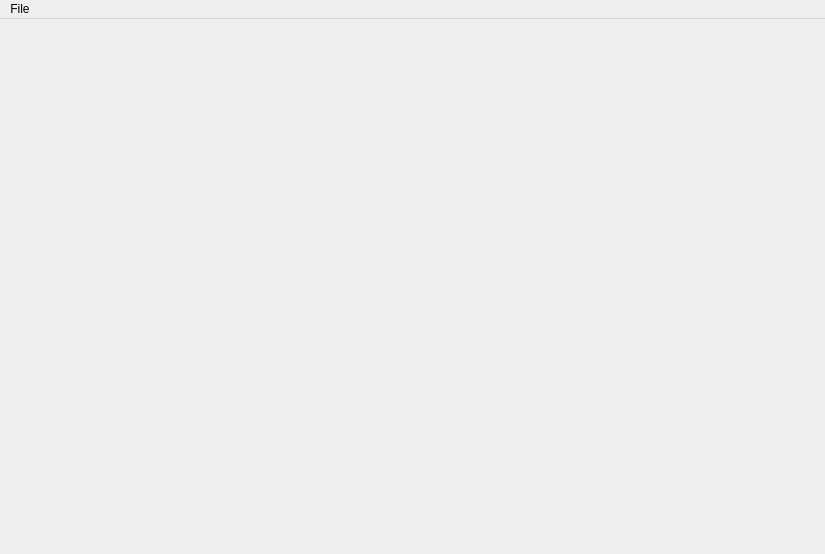
First picture: the form in window.ui, repository KaiHangYang/mocap_player_qt, before the edit.
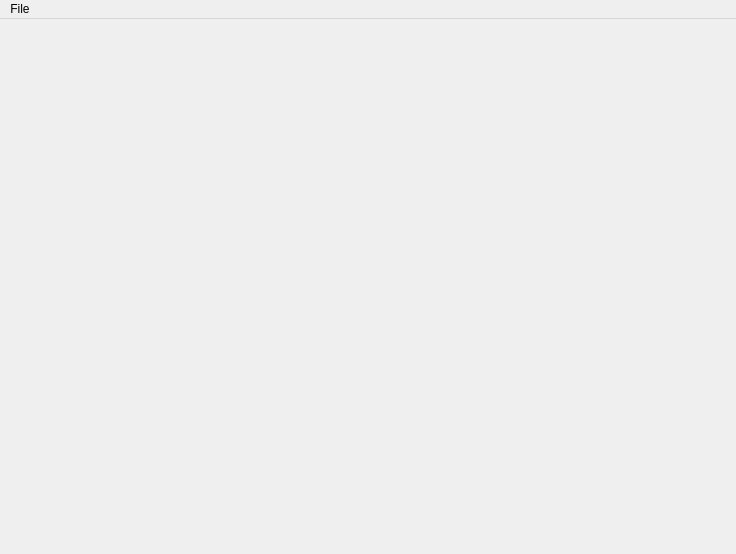
Second picture: the form after the edit.

Commit message: use layer to arrange the widget

Patch:
```diff
--- a/window.ui
+++ b/window.ui
@@ -6,7 +6,7 @@
    <rect>
     <x>0</x>
     <y>0</y>
-    <width>825</width>
+    <width>736</width>
     <height>554</height>
    </rect>
   </property>
@@ -19,7 +19,7 @@
     <rect>
      <x>0</x>
      <y>0</y>
-     <width>825</width>
+     <width>736</width>
      <height>22</height>
     </rect>
    </property>
```
The commit also changes 4 other files.
